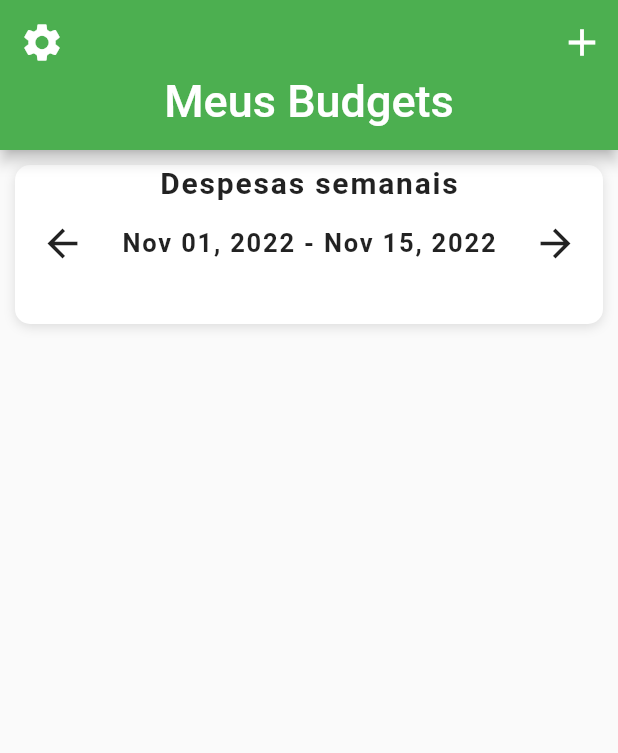
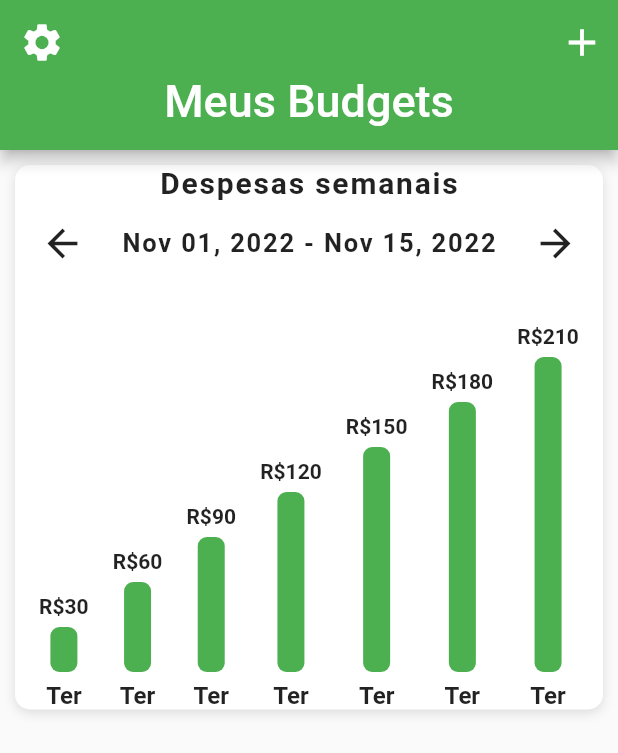
Before and after one commit to caneto/ui_buget_tracker, a Flutter app: the screen it shows after launch, on a phone screen of 412 x 824 dp. Shown: the top 753 px of the screen. Run offline on Flutter 3.47's test engine with Material 2 defaults, Android fonts, the phone set to English and light mode, and no system bars.

Commit message:
Continuação no Layout

```diff
--- a/lib/widgets/bar_chart.dart
+++ b/lib/widgets/bar_chart.dart
@@ -46,10 +46,36 @@ class BarChart extends StatelessWidget {
         ),
         const SizedBox(height: 30),
         Row(
+          // as barras e todas dados depende do dados dinamico, isso é apenas um exemplo
           mainAxisAlignment: MainAxisAlignment.spaceEvenly,
           crossAxisAlignment: CrossAxisAlignment.end,
           children: [
-
+            for(int i=30; i<maxBarHeight; i += 30)
+            Column(
+              children: [
+                Text(
+                  "R\$$i",
+                  style: TextStyle(fontWeight: FontWeight.w600),
+                ),
+                const SizedBox(height: 6),
+                Container(
+                  height: i.toDouble(),
+                  width: 18,
+                  decoration: BoxDecoration(
+                    color: Colors.green,
+                    borderRadius: BorderRadius.circular(6),
+                  ),
+                ),
+                const SizedBox(height: 6),
+                const Text(
+                  "Ter",
+                  style: TextStyle(
+                    fontSize: 16,
+                    fontWeight: FontWeight.w600,
+                  ),
+                ),
+              ],
+            )
           ],
         )
       ],
```
